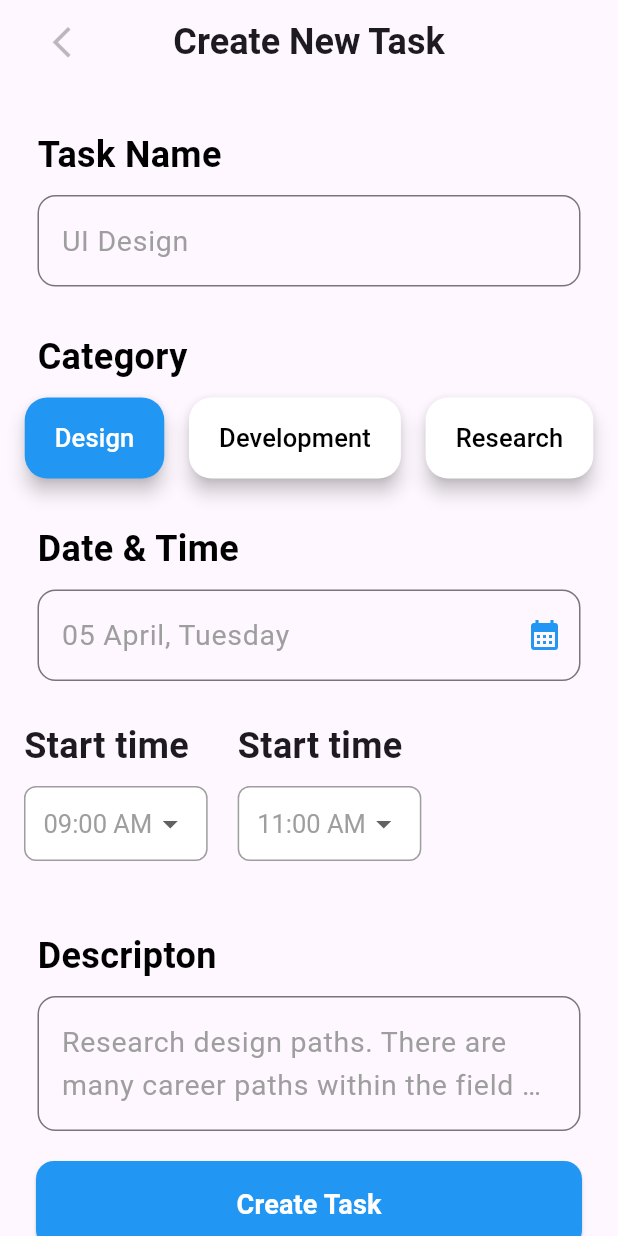
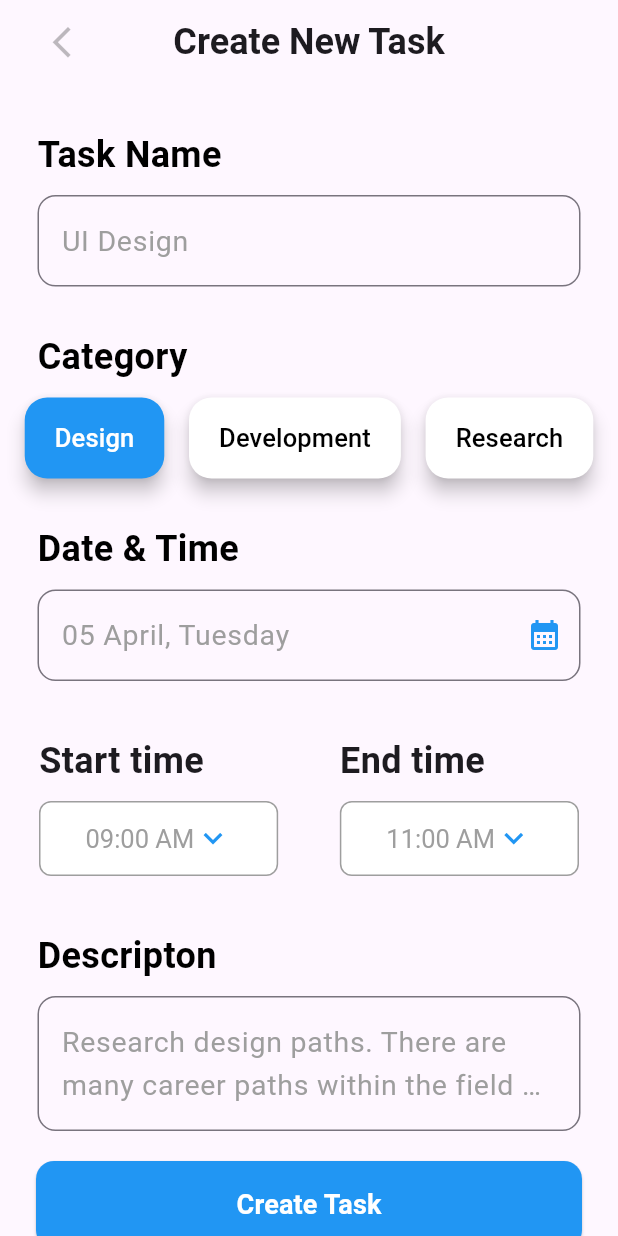
Before and after one commit to LeAnh692k/FlutterMiniProject, a Flutter app: the screen it shows after launch, on a phone screen of 412 x 824 dp. Run offline on Flutter 3.47's test engine with Material 3 defaults, Android fonts, the phone set to English and light mode, and no system bars.

Commit message:
Final commit

```diff
--- a/lib/Pages/CreateTaskPage.dart
+++ b/lib/Pages/CreateTaskPage.dart
@@ -62,6 +62,7 @@ class CustomForm extends StatelessWidget {
           SizedBox(
             height: 10,
           ),
+
           //DateTime
           SetTime(),
 
@@ -284,16 +285,16 @@ class SetTime extends StatelessWidget {
   @override
   Widget build(BuildContext context) {
     // TODO: implement build
-    return const Row(
-      // mainAxisAlignment: MainAxisAlignment.spaceBetween,
-      children: [
-        Row(
+    return const Column(children: [
+      Padding(
+        padding: EdgeInsets.all(16.0),
+        child: Column(
           children: [
             DropdownTextField(),
           ],
-        )
-      ],
-    );
+        ),
+      ),
+    ]);
   }
 }
 
@@ -304,7 +305,7 @@ class DropdownTextField extends StatefulWidget {
   _DropdownTextFieldState createState() => _DropdownTextFieldState();
 }
 
-class _DropdownTextFieldState extends State<DropdownTextField>{
+class _DropdownTextFieldState extends State<DropdownTextField> {
   String? _startTime = '09:00 AM';
   String? _endTime = '11:00 AM';
   final List<String> _times = [
@@ -319,16 +320,16 @@ class _DropdownTextFieldState extends State<DropdownTextField>{
   Widget build(BuildContext context) {
     // TODO: implement build
     return Padding(
-      padding: const EdgeInsets.all(16.0),
-      child: Column(
-        crossAxisAlignment: CrossAxisAlignment.start,
+      padding: const EdgeInsets.all(10),
+      child: Expanded(
+        child: Row(
           children: [
-          Row(
+            Expanded(
+              child: Row(
                 mainAxisAlignment: MainAxisAlignment.spaceBetween,
                 children: [
                   // Start time
-              Expanded(
-                child: Column(
+                  Column(
                     crossAxisAlignment: CrossAxisAlignment.start,
                     children: [
                       const Text(
@@ -340,7 +341,7 @@ class _DropdownTextFieldState extends State<DropdownTextField>{
                       ),
                       const SizedBox(height: 10),
                       Container(
-                      padding: const EdgeInsets.symmetric(horizontal: 12),
+                        padding: const EdgeInsets.symmetric(horizontal: 30),
                         decoration: BoxDecoration(
                           color: Colors.white,
                           borderRadius: BorderRadius.circular(8),
@@ -348,8 +349,9 @@ class _DropdownTextFieldState extends State<DropdownTextField>{
                         ),
                         child: DropdownButtonHideUnderline(
                           child: DropdownButton<String>(
-                          icon: const Icon(Icons.arrow_drop_down),
-                          style: const TextStyle(color: Colors.grey, fontSize: 17),
+                            icon: const Icon(Icons.keyboard_arrow_down, color: Colors.blue,size: 25,),
+                            style:
+                                const TextStyle(color: Colors.grey, fontSize: 17),
                             value: _startTime,
                             items: _times.map((String value) {
                               return DropdownMenuItem<String>(
@@ -367,16 +369,13 @@ class _DropdownTextFieldState extends State<DropdownTextField>{
                       ),
                     ],
                   ),
-              ),
-
-              const SizedBox(width: 20,),
+                  // const SizedBox(width: 65,),
                   // End time
-              Expanded(
-                child: Column(
+                  Column(
                     crossAxisAlignment: CrossAxisAlignment.start,
                     children: [
                       const Text(
-                      'Start time',
+                        'End time',
                         style: TextStyle(
                           fontSize: 24,
                           fontWeight: FontWeight.bold,
@@ -384,7 +383,7 @@ class _DropdownTextFieldState extends State<DropdownTextField>{
                       ),
                       const SizedBox(height: 10),
                       Container(
-                      padding: const EdgeInsets.symmetric(horizontal: 12),
+                        padding: const EdgeInsets.symmetric(horizontal: 30),
                         decoration: BoxDecoration(
                           color: Colors.white,
                           borderRadius: BorderRadius.circular(8),
@@ -392,8 +391,9 @@ class _DropdownTextFieldState extends State<DropdownTextField>{
                         ),
                         child: DropdownButtonHideUnderline(
                           child: DropdownButton<String>(
-                          icon: const Icon(Icons.arrow_drop_down),
-                          style: const TextStyle(color: Colors.grey, fontSize: 17),
+                            icon: const Icon(Icons.keyboard_arrow_down, color: Colors.blue,size: 25,),
+                            style:
+                            const TextStyle(color: Colors.grey, fontSize: 17),
                             value: _endTime,
                             items: _times.map((String value) {
                               return DropdownMenuItem<String>(
@@ -411,15 +411,15 @@ class _DropdownTextFieldState extends State<DropdownTextField>{
                       ),
                     ],
                   ),
+                ],
+              ),
             ),
           ],
         ),
-        ],
       ),
     );
   }
 }
-
 
 // Descripton
 class DeScrIpTiOn extends StatelessWidget {
@@ -430,9 +430,6 @@ class DeScrIpTiOn extends StatelessWidget {
     // TODO: implement build
     return Column(
       children: [
-        const SizedBox(
-          height: 20,
-        ),
         // Task Name
         const Padding(
           padding: EdgeInsets.symmetric(horizontal: 25.0),
@@ -475,7 +472,7 @@ class DeScrIpTiOn extends StatelessWidget {
 }
 
 // Button Create Task
-class BtnCreateTask extends StatelessWidget{
+class BtnCreateTask extends StatelessWidget {
   const BtnCreateTask({super.key});
 
   @override
@@ -488,8 +485,10 @@ class BtnCreateTask extends StatelessWidget{
         child: ElevatedButton(
           onPressed: () {},
           style: ElevatedButton.styleFrom(
-            backgroundColor: Colors.blue, // Background color
-            padding: const EdgeInsets.symmetric(vertical: 16), // Padding for height
+            backgroundColor: Colors.blue,
+            // Background color
+            padding: const EdgeInsets.symmetric(vertical: 16),
+            // Padding for height
             shape: RoundedRectangleBorder(
               borderRadius: BorderRadius.circular(12), // Rounded corners
             ),
--- a/lib/main.dart
+++ b/lib/main.dart
@@ -2,7 +2,7 @@ import 'package:flutter/material.dart';
 import 'Pages/HomePage.dart';
 import 'Pages/WelcomeScreen.dart';
 import 'Pages/CreateTaskPage.dart';
-import 'main.dart';
+// import 'main.dart';
 
 void main() {
   runApp(const MyApp());
```
Lines whose indentation alone changed are shown as unchanged.
